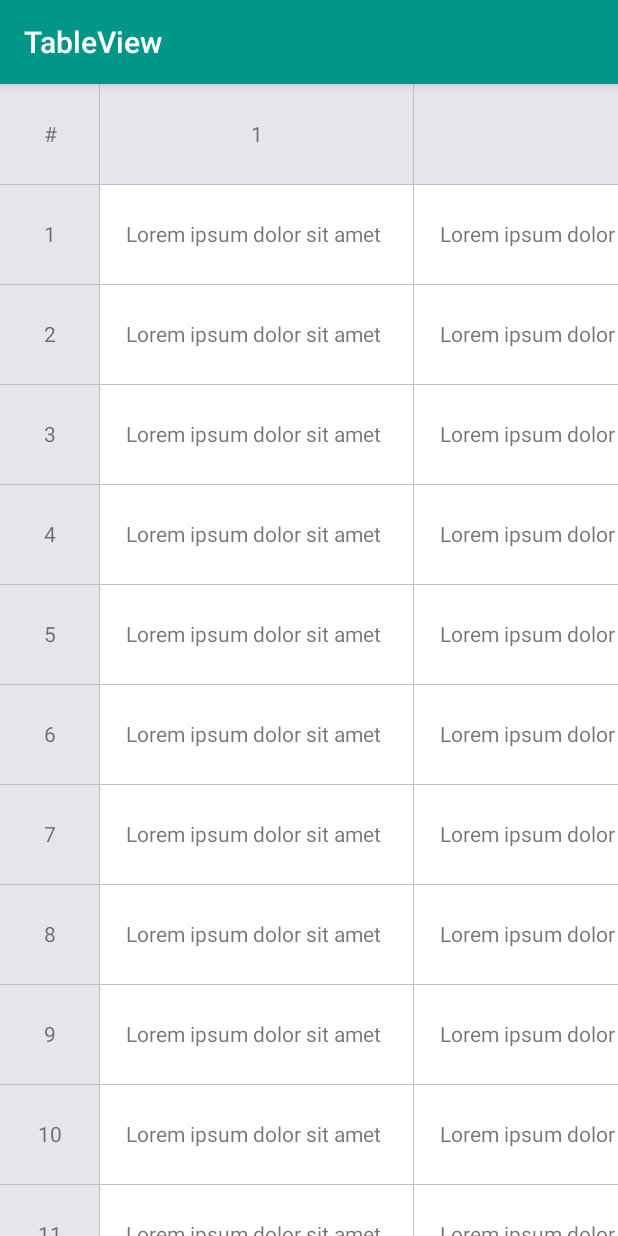
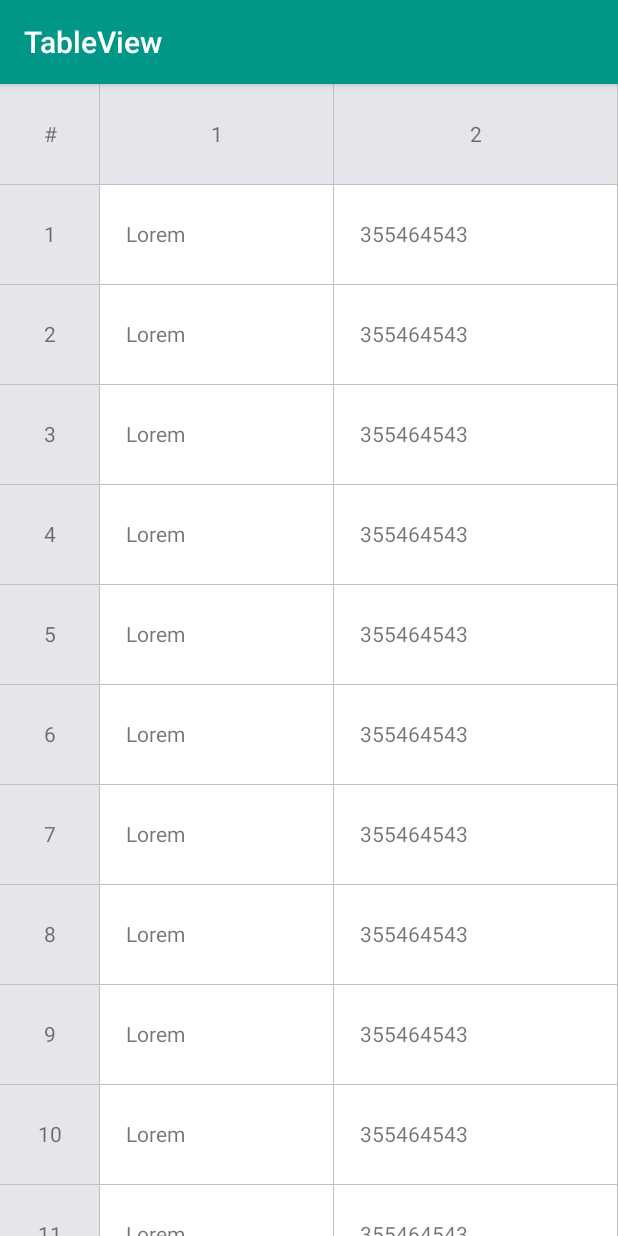
Before and after one commit to jheimes-silveira/android-library-tableview, an Android app: the screen it shows after launch (MainActivity), on a phone screen of 412 x 824 dp. Run offline under Robolectric (Android 15) with nearby library versions, the phone set to English and light mode, and no system bars.

Commit message:
correção ao calcular distancia com colunas menores que a view
correção ao calcular distancia com colunas menores que a view

```diff
--- a/tableview/src/main/java/br/com/jheimesilveira/js/tableview/TableView.kt
+++ b/tableview/src/main/java/br/com/jheimesilveira/js/tableview/TableView.kt
@@ -6,13 +6,15 @@ import android.support.v7.widget.RecyclerView
 import android.util.AttributeSet
 import android.view.Gravity
 import android.view.LayoutInflater
+import android.view.ViewTreeObserver.OnGlobalLayoutListener
 import android.widget.*
 import br.com.jheimesilveira.js.tableview.adapter.RowAdapter
 import br.com.jheimesilveira.js.tableview.model.ColumnHeader
 import br.com.jheimesilveira.js.tableview.model.Row
 import br.com.jheimesilveira.js.tableview.model.RowHeader
 import br.com.jheimesilveira.js.tableview.util.FixedGridLayoutManager
-import java.util.ArrayList
+import java.util.*
+
 
 class TableView @JvmOverloads constructor(var mContext: Context, attrs: AttributeSet? = null) : LinearLayout(mContext, attrs) {
 
@@ -105,7 +107,6 @@ class TableView @JvmOverloads constructor(var mContext: Context, attrs: Attribut
         for (i in sizeRowsHeader until sizeRows) {
             rowsHeader.add(RowHeader(
                     index = i,
-                    id = "${i + 1}",
                     data = "${i + 1}")
             )
         }
@@ -123,7 +124,6 @@ class TableView @JvmOverloads constructor(var mContext: Context, attrs: Attribut
         for (i in sizeColumnsHeader until sizeColumns) {
             columnsHeader.add(ColumnHeader(
                     index = i,
-                    id = "${i + 1}",
                     data = "${i + 1}")
             )
         }
@@ -196,12 +196,6 @@ class TableView @JvmOverloads constructor(var mContext: Context, attrs: Attribut
 
     private fun initHeaderColumns() {
         llHeaderColumn.removeAllViews()
-//        if (skColumnHeader == null) {
-//            hsvHeaderColumn.visibility = View.GONE
-//            return
-//        }
-//        hsvHeaderColumn.visibility = View.VISIBLE
-//
 
         for (i in columnsHeader) {
             val textViewCell = TextView(mContext)
@@ -277,5 +271,41 @@ class TableView @JvmOverloads constructor(var mContext: Context, attrs: Attribut
 
         svHeaderRow.setOnTouchListener { _, _ -> true }
         hsvHeaderColumn.setOnTouchListener { _, _ -> true }
+
+        val viewTreeObserver = rvRows.viewTreeObserver
+        if (viewTreeObserver.isAlive) {
+            viewTreeObserver.addOnGlobalLayoutListener(object : OnGlobalLayoutListener {
+                override fun onGlobalLayout() {
+                    rvRows.viewTreeObserver.removeOnGlobalLayoutListener(this)
+                    val countTotalWidth = countTotalWidth()
+                    if (rvRows.width > countTotalWidth()) {
+                        recalcWidthCellsMaxDisplay(countTotalWidth)
+                        setUpRecyclerView()
+                        initHeaderColumns()
+                    }
+                }
+            })
+        }
+    }
+
+    private fun countTotalWidth(): Int {
+        var maxWithColumn = 0
+        rows[0].cells.map { c ->
+            maxWithColumn += c.width
+        }
+        return maxWithColumn
+    }
+
+    private fun recalcWidthCellsMaxDisplay(countTotalWidth: Int) {
+        val diff = (rvRows.width - countTotalWidth) / rows[0].cells.size
+
+        columnsHeader.map {column ->
+            column.width += diff
+        }
+        rows.map { row->
+            row.cells.map { cell->
+                cell.width += diff
+            }
+        }
     }
 }
--- a/tableview/src/main/java/br/com/jheimesilveira/js/tableview/util/GenerateMock.kt
+++ b/tableview/src/main/java/br/com/jheimesilveira/js/tableview/util/GenerateMock.kt
@@ -9,12 +9,14 @@ object GenerateMock {
     /**
      * Prepares dummy data
      */
-    fun prepareData(rows: Int, column: Int): ArrayList<Row> {
+    fun prepareData(rows: Int, column: Int? = null): ArrayList<Row> {
         val array = ArrayList<Row>()
 
-        for (i in 0..rows) {
-            val skRow = Row(getPrepareColumn())
-            array.add(skRow)
+        if (rows != null || column == null) {
+            for (i in 0..rows!!) {
+                val skRow = Row(getPrepareColumn())
+                array.add(skRow)
+            }
         }
         return array
     }
@@ -32,65 +34,65 @@ object GenerateMock {
     private fun getPrepareColumn(): ArrayList<Cell> {
         val array = ArrayList<Cell>()
 
-        var skCell = Cell(data = "Lorem ipsum dolor sit amet")
+        var skCell = Cell(data = "Lorem")
         array.add(skCell)
 
-        skCell = Cell(data = "Lorem ipsum dolor sit amet, consectetur adipiscing elit. ")
+        skCell = Cell(data = "355464543")
         array.add(skCell)
 
-        skCell = Cell(data = "Lorem ipsum dolor sit amet, consectetur adipiscing elit. ")
-        array.add(skCell)
-
-        skCell = Cell(data = "Lorem ipsum dolor sit amet, consectetur adipiscing elit. Etiam elementum lacus mi, in ultricies eros imperdiet sit amet. Donec vel purus mauris.")
-        array.add(skCell)
-
-        skCell = Cell(data = "Lorem")
-        array.add(skCell)
-
-        skCell = Cell(data = "Lorem ipsum dolor sit amet, consectetur adipiscing elit. ")
-        array.add(skCell)
-
-        skCell = Cell(data = "Lorem ipsum dolor sit amet, consectetur adipiscing elit. Etiam elementum lacus mi, in ultricies eros imperdiet sit amet. Donec vel purus mauris.")
-        array.add(skCell)
-
-        skCell = Cell(data = "R$ 56.573,00")
-        array.add(skCell)
-
-        skCell = Cell(data = "Lorem ipsum dolor sit amet, consectetur adipiscing elit. ")
-        array.add(skCell)
-
-        skCell = Cell(data = "Lorem ipsum dolor sit amet, consectetur adipiscing elit. ")
-        array.add(skCell)
-
-        skCell = Cell(data = "Lorem ipsum dolor sit amet, consectetur adipiscing elit. Etiam elementum lacus mi, in ultricies eros imperdiet sit amet. Donec vel purus mauris.")
-        array.add(skCell)
-
-        skCell = Cell(data = "Lorem ipsum dolor sit amet, consectetur adipiscing elit. ")
-        array.add(skCell)
-
-        skCell = Cell(data = "Lorem ipsum dolor sit amet, consectetur adipiscing.")
-        array.add(skCell)
-
-        skCell = Cell(data = "Lorem ipsum dolor sit amet, consectetur adipiscing elit adipiscing elit. ")
-        array.add(skCell)
-
-        skCell = Cell(data = "Lorem ipsum dolor sit amet, consectetur adipiscing elit adipiscing elit adipiscing elit. ")
-        array.add(skCell)
-
-        skCell = Cell(data = "Lorem ipsum dolor sit amet, consectetur adipiscing elit. ")
-        array.add(skCell)
-
-        skCell = Cell(data = "Lorem ipsum dolor sit amet, consectetur elit.")
-        array.add(skCell)
-
-        skCell = Cell(data = "Lorem ipsum dolor sit amet, consectetur adipiscing elit. ")
-        array.add(skCell)
-
-        skCell = Cell(data = "Lorem ipsum dolor sit amet.")
-        array.add(skCell)
-
-        skCell = Cell(data = "Lorem ipsum dolor sit amet, consectetur adipiscing elit. Etiam elementum lacus mi, in ultricies eros imperdiet sit amet. Donec vel purus mauris.")
-        array.add(skCell)
+//        skCell = Cell(data = "Lorem ipsum dolor sit amet, consectetur adipiscing elit. ")
+//        array.add(skCell)
+//
+//        skCell = Cell(data = "Lorem ipsum dolor sit amet, consectetur adipiscing elit. Etiam elementum lacus mi, in ultricies eros imperdiet sit amet. Donec vel purus mauris.")
+//        array.add(skCell)
+//
+//        skCell = Cell(data = "Lorem")
+//        array.add(skCell)
+//
+//        skCell = Cell(data = "Lorem ipsum dolor sit amet, consectetur adipiscing elit. ")
+//        array.add(skCell)
+//
+//        skCell = Cell(data = "Lorem ipsum dolor sit amet, consectetur adipiscing elit. Etiam elementum lacus mi, in ultricies eros imperdiet sit amet. Donec vel purus mauris.")
+//        array.add(skCell)
+//
+//        skCell = Cell(data = "R$ 56.573,00")
+//        array.add(skCell)
+//
+//        skCell = Cell(data = "Lorem ipsum dolor sit amet, consectetur adipiscing elit. ")
+//        array.add(skCell)
+//
+//        skCell = Cell(data = "Lorem ipsum dolor sit amet, consectetur adipiscing elit. ")
+//        array.add(skCell)
+//
+//        skCell = Cell(data = "Lorem ipsum dolor sit amet, consectetur adipiscing elit. Etiam elementum lacus mi, in ultricies eros imperdiet sit amet. Donec vel purus mauris.")
+//        array.add(skCell)
+//
+//        skCell = Cell(data = "Lorem ipsum dolor sit amet, consectetur adipiscing elit. ")
+//        array.add(skCell)
+//
+//        skCell = Cell(data = "Lorem ipsum dolor sit amet, consectetur adipiscing.")
+//        array.add(skCell)
+//
+//        skCell = Cell(data = "Lorem ipsum dolor sit amet, consectetur adipiscing elit adipiscing elit. ")
+//        array.add(skCell)
+//
+//        skCell = Cell(data = "Lorem ipsum dolor sit amet, consectetur adipiscing elit adipiscing elit adipiscing elit. ")
+//        array.add(skCell)
+//
+//        skCell = Cell(data = "Lorem ipsum dolor sit amet, consectetur adipiscing elit. ")
+//        array.add(skCell)
+//
+//        skCell = Cell(data = "Lorem ipsum dolor sit amet, consectetur elit.")
+//        array.add(skCell)
+//
+//        skCell = Cell(data = "Lorem ipsum dolor sit amet, consectetur adipiscing elit. ")
+//        array.add(skCell)
+//
+//        skCell = Cell(data = "Lorem ipsum dolor sit amet.")
+//        array.add(skCell)
+//
+//        skCell = Cell(data = "Lorem ipsum dolor sit amet, consectetur adipiscing elit. Etiam elementum lacus mi, in ultricies eros imperdiet sit amet. Donec vel purus mauris.")
+//        array.add(skCell)
 
         return array
     }
--- a/tableview/src/main/res/layout/tableview.xml
+++ b/tableview/src/main/res/layout/tableview.xml
@@ -44,6 +44,7 @@
         android:layout_toRightOf="@id/svHeaderRow">
 
         <LinearLayout
+            android:gravity="center"
             android:id="@+id/llHeaderColumn"
             android:orientation="horizontal"
             android:layout_width="wrap_content"
```
Also changed, not shown: 1 other file.
